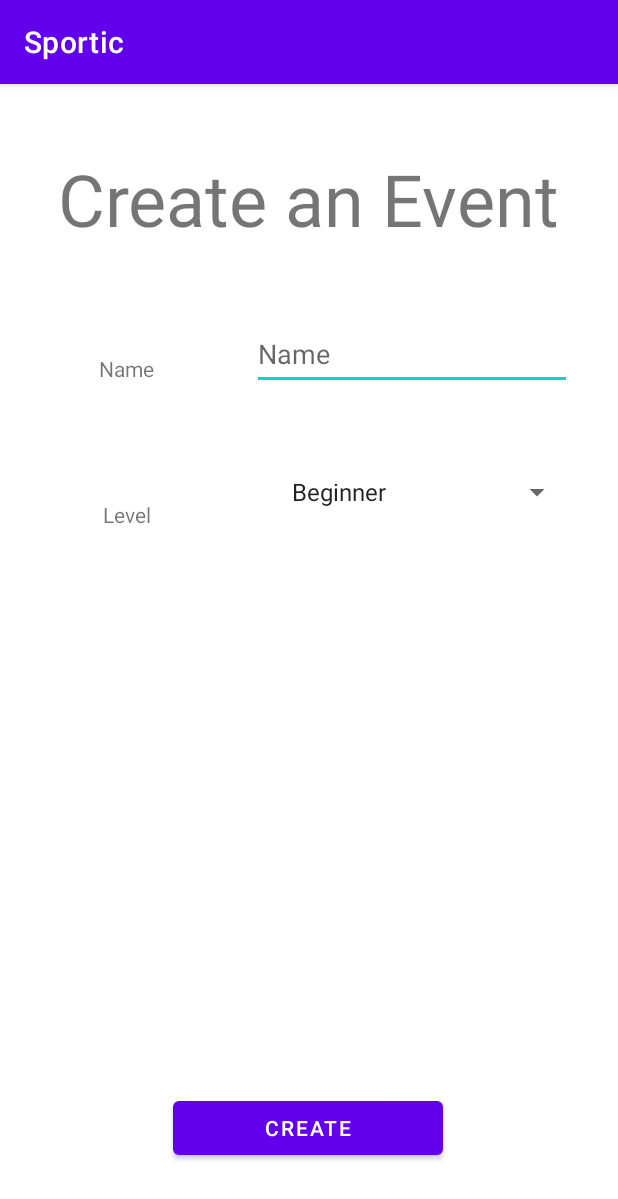
After one commit to LorenzoBurgio/Sportic, an Android app: the CreateActivity screen opened directly, with no data from a screen before it, on a phone screen of 412 x 824 dp. The commit adds this screen. Shown: the top 1199 px of the screen. Run offline under Robolectric (Android 15) with nearby library versions, the phone set to English and light mode, and no system bars; our stand-ins replace Firebase (no records; nobody signed in at launch, a user with empty details on screens opened directly).

Commit message:
beginning of the Event Page

```diff
--- a/Sportic/app/build.gradle
+++ b/Sportic/app/build.gradle
@@ -35,6 +35,7 @@ dependencies {
     implementation 'androidx.constraintlayout:constraintlayout:2.1.3'
     implementation 'com.google.firebase:firebase-auth:19.2.0'
     implementation 'com.google.firebase:firebase-firestore:24.0.1'
+    implementation 'com.google.firebase:firebase-database:20.0.3'
     testImplementation 'junit:junit:4.13.2'
     androidTestImplementation 'androidx.test.ext:junit:1.1.3'
     androidTestImplementation 'androidx.test.espresso:espresso-core:3.4.0'
--- /dev/null
+++ b/Sportic/app/src/main/java/com/android/sportic/CreateActivity.java
@@ -0,0 +1,97 @@
+package com.android.sportic;
+
+import static android.content.ContentValues.TAG;
+
+import androidx.appcompat.app.AppCompatActivity;
+
+import android.content.Intent;
+import android.os.Bundle;
+import android.text.TextUtils;
+import android.util.Log;
+import android.view.View;
+import android.widget.AdapterView;
+import android.widget.ArrayAdapter;
+import android.widget.Button;
+import android.widget.EditText;
+import android.widget.Spinner;
+import android.widget.Toast;
+
+import com.google.android.gms.tasks.OnSuccessListener;
+import com.google.firebase.auth.FirebaseAuth;
+import com.google.firebase.database.DatabaseReference;
+import com.google.firebase.database.FirebaseDatabase;
+import com.google.firebase.firestore.DocumentReference;
+import com.google.firebase.firestore.FirebaseFirestore;
+
+import java.util.HashMap;
+import java.util.Map;
+
+public class CreateActivity extends AppCompatActivity implements AdapterView.OnItemSelectedListener{
+
+    FirebaseAuth fauth;
+    FirebaseFirestore fstore;
+    String userID;
+
+    Button create;
+    EditText name;
+    Spinner levels;
+
+
+    @Override
+    protected void onCreate(Bundle savedInstanceState) {
+        super.onCreate(savedInstanceState);
+        setContentView(R.layout.activity_create);
+
+        fauth = FirebaseAuth.getInstance();
+        fstore = FirebaseFirestore.getInstance();
+        userID = fauth.getCurrentUser().getUid();
+
+        create = (Button) findViewById(R.id.CreateButton);
+        name = findViewById(R.id.Name);
+        levels = (Spinner) findViewById(R.id.Levels);
+        ArrayAdapter<CharSequence> adapter = ArrayAdapter.createFromResource(this, R.array.level, android.R.layout.simple_spinner_item);
+        adapter.setDropDownViewResource(android.R.layout.simple_spinner_dropdown_item);
+        levels.setAdapter(adapter);
+        levels.setOnItemSelectedListener(this);
+
+
+        create.setOnClickListener(new View.OnClickListener() {
+            @Override
+            public void onClick(View view) {
+
+                String Name = name.getText().toString().trim();
+
+                if (TextUtils.isEmpty(Name)){
+                    name.setError("Name is required");
+                    return;
+                }
+
+                DocumentReference documentReference = fstore.collection("Event").document(Name);
+                Map<String,Object> event = new HashMap<>();
+                event.put("name",Name);
+                documentReference.set(event).addOnSuccessListener(new OnSuccessListener<Void>() {
+                    @Override
+                    public void onSuccess(Void unused) {
+                        Log.d(TAG,"onSuccess: Event Created ");
+                    }
+                });
+
+                startActivity(new Intent(getApplicationContext(),MainActivity.class));
+                finish();
+
+            }
+        });
+
+    }
+
+    @Override
+    public void onItemSelected(AdapterView<?> adapterView, View view, int i, long l) {
+        String text = adapterView.getItemAtPosition(i).toString();
+        Toast.makeText(adapterView.getContext(),text,Toast.LENGTH_SHORT).show();
+    }
+
+    @Override
+    public void onNothingSelected(AdapterView<?> adapterView) {
+
+    }
+}
--- a/Sportic/app/src/main/java/com/android/sportic/LoginActivity.java
+++ b/Sportic/app/src/main/java/com/android/sportic/LoginActivity.java
@@ -74,6 +74,7 @@ public class LoginActivity extends AppCompatActivity {
                         if (task.isSuccessful()){
                             Toast.makeText(LoginActivity.this,"User Connected.",Toast.LENGTH_SHORT).show();
                             startActivity(new Intent(getApplicationContext(),MainActivity.class));
+                            finish();
                         }
                         else{
                             Toast.makeText(LoginActivity.this,"Error ! " + task.getException().getMessage(),Toast.LENGTH_SHORT).show();
--- a/Sportic/app/src/main/java/com/android/sportic/RegisterActivity.java
+++ b/Sportic/app/src/main/java/com/android/sportic/RegisterActivity.java
@@ -93,6 +93,7 @@ public class RegisterActivity extends AppCompatActivity {
                                 }
                             });
                             startActivity(new Intent(getApplicationContext(),MainActivity.class));
+                            finish();
                         }
                         else{
                             Toast.makeText(RegisterActivity.this,"Error ! " + task.getException().getMessage(),Toast.LENGTH_SHORT).show();
--- /dev/null
+++ b/Sportic/app/src/main/res/layout/activity_create.xml
@@ -0,0 +1,85 @@
+<?xml version="1.0" encoding="utf-8"?>
+<androidx.constraintlayout.widget.ConstraintLayout xmlns:android="http://schemas.android.com/apk/res/android"
+    xmlns:app="http://schemas.android.com/apk/res-auto"
+    xmlns:tools="http://schemas.android.com/tools"
+    android:layout_width="match_parent"
+    android:layout_height="match_parent"
+    tools:context=".CreateActivity">
+
+    <EditText
+        android:id="@+id/Name"
+        android:layout_width="wrap_content"
+        android:layout_height="wrap_content"
+        android:layout_marginTop="156dp"
+        android:ems="10"
+        android:hint="Name"
+        android:inputType="textPersonName"
+        android:minHeight="48dp"
+        app:layout_constraintEnd_toEndOf="parent"
+        app:layout_constraintHorizontal_bias="0.845"
+        app:layout_constraintStart_toStartOf="parent"
+        app:layout_constraintTop_toTopOf="parent" />
+
+    <Button
+        android:id="@+id/CreateButton"
+        android:layout_width="180dp"
+        android:layout_height="48dp"
+        android:layout_marginBottom="48dp"
+        android:text="Create"
+        app:layout_constraintBottom_toBottomOf="parent"
+        app:layout_constraintEnd_toEndOf="parent"
+        app:layout_constraintHorizontal_bias="0.497"
+        app:layout_constraintStart_toStartOf="parent" />
+
+    <TextView
+        android:id="@+id/EventTitle"
+        android:layout_width="wrap_content"
+        android:layout_height="wrap_content"
+        android:layout_marginTop="44dp"
+        android:text="Create an Event"
+        android:textSize="48sp"
+        app:layout_constraintEnd_toEndOf="parent"
+        app:layout_constraintHorizontal_bias="0.493"
+        app:layout_constraintStart_toStartOf="parent"
+        app:layout_constraintTop_toTopOf="parent" />
+
+    <Spinner
+        android:id="@+id/Levels"
+        android:layout_width="195dp"
+        android:layout_height="48dp"
+        android:layout_marginTop="248dp"
+        android:contentDescription="@string/app_name"
+        app:layout_constraintEnd_toEndOf="parent"
+        app:layout_constraintHorizontal_bias="0.861"
+        app:layout_constraintStart_toStartOf="parent"
+        app:layout_constraintTop_toTopOf="parent"
+        />
+
+    <TextView
+        android:id="@+id/textView4"
+        android:layout_width="wrap_content"
+        android:layout_height="wrap_content"
+        android:layout_marginStart="16dp"
+        android:layout_marginEnd="16dp"
+        android:text="Name"
+        app:layout_constraintBottom_toBottomOf="parent"
+        app:layout_constraintEnd_toStartOf="@+id/Name"
+        app:layout_constraintHorizontal_bias="0.506"
+        app:layout_constraintStart_toStartOf="parent"
+        app:layout_constraintTop_toTopOf="parent"
+        app:layout_constraintVertical_bias="0.24" />
+
+    <TextView
+        android:id="@+id/textView5"
+        android:layout_width="wrap_content"
+        android:layout_height="wrap_content"
+        android:layout_marginStart="16dp"
+        android:layout_marginEnd="16dp"
+        android:text="Level"
+        app:layout_constraintBottom_toBottomOf="parent"
+        app:layout_constraintEnd_toStartOf="@+id/Levels"
+        app:layout_constraintHorizontal_bias="0.427"
+        app:layout_constraintStart_toStartOf="parent"
+        app:layout_constraintTop_toTopOf="parent"
+        app:layout_constraintVertical_bias="0.37" />
+</androidx.constraintlayout.widget.ConstraintLayout>
--- a/Sportic/app/src/main/res/values/strings.xml
+++ b/Sportic/app/src/main/res/values/strings.xml
@@ -1,3 +1,9 @@
 <resources>
     <string name="app_name">Sportic</string>
+
+    <string-array name="level">
+        <item>Beginner</item>
+        <item>Intermediate</item>
+        <item>Advanced</item>
+    </string-array>
 </resources>
```
Also changed, not shown: Sportic/app/src/main/AndroidManifest.xml (+8 -1 lines), Sportic/app/src/main/java/com/android/sportic/EventList.java (added, +14 -0 lines), Sportic/app/src/main/java/com/android/sportic/MainActivity.java (+18 -1 lines), Sportic/app/src/main/res/layout/activity_event_list.xml (added, +21 -0 lines), Sportic/app/src/main/res/layout/activity_main.xml (+22 -0 lines).
